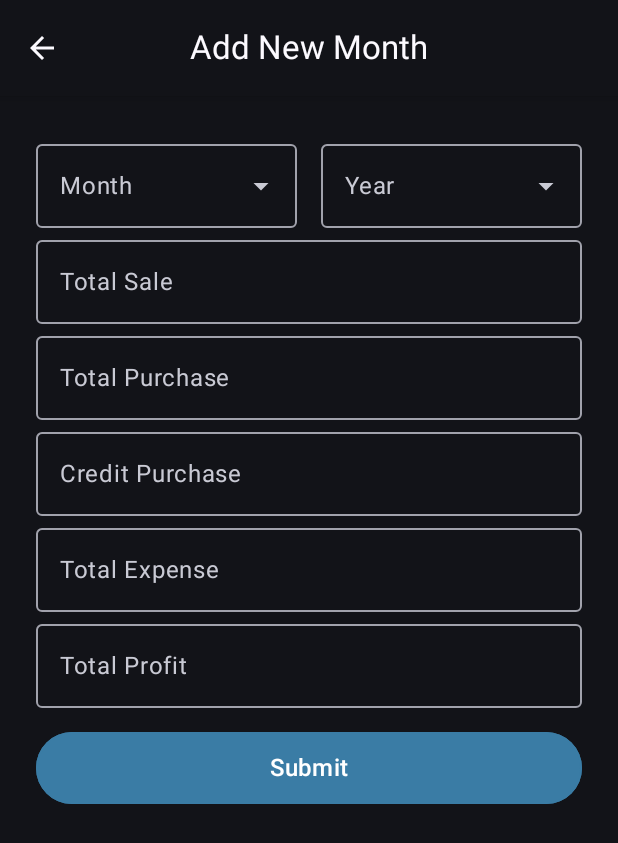
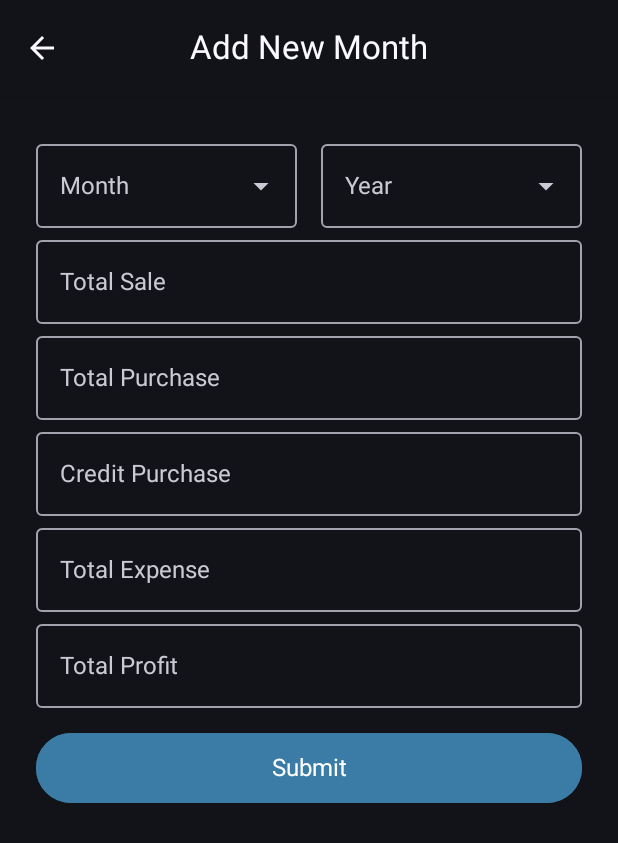
Before and after one commit to MirzaAhmedBaig/ProtProfile, an Android app built with Jetpack Compose: the @Preview function AddEntryScreenPreview, on a phone screen of 412 x 824 dp. Shown: the top 843 px of the screen. Run offline under Robolectric (Android 15) with nearby library versions, the phone set to English and light mode, and no system bars; our stand-ins replace Firebase (no records; nobody signed in at launch, a user with empty details on screens opened directly), Timber, constraintlayout-compose.

Commit message:
bug fixes

```diff
--- a/app/build.gradle.kts
+++ b/app/build.gradle.kts
@@ -39,8 +39,8 @@ android {
         applicationId = "com.mab.protprofile"
         minSdk = libs.versions.minSdk.get().toInt()
         targetSdk = libs.versions.targetSdk.get().toInt()
-        versionCode = 2
-        versionName = "1.0"
+        versionCode = 4
+        versionName = "1.2"
 
         testInstrumentationRunner = "androidx.test.runner.AndroidJUnitRunner"
 
--- a/app/src/main/java/com/mab/protprofile/ui/components/PaymentItem.kt
+++ b/app/src/main/java/com/mab/protprofile/ui/components/PaymentItem.kt
@@ -23,7 +23,7 @@ import com.mab.protprofile.ui.theme.BadColor
 import com.mab.protprofile.ui.utils.monthName
 
 @Composable
-fun PaymentItem(payment: Payment, enablePaidTo: Boolean) {
+fun PaymentItem(payment: Payment, enablePaidTo: Boolean = true) {
     Card(
         modifier =
             Modifier
--- a/app/src/main/java/com/mab/protprofile/ui/screens/pay/PayViewModel.kt
+++ b/app/src/main/java/com/mab/protprofile/ui/screens/pay/PayViewModel.kt
@@ -51,7 +51,7 @@ class PayViewModel
             launchCatching(showErrorSnackbar) {
                 val paymentData =
                     payment.copy(
-                        id = "${payment.paymentMonth}:${payment.paymentYear}:${currentUser.name}",
+                        id = "${payment.paymentMonth}:${payment.paymentYear}:${payment.paidTo}",
                         date = getCurrentDateTimeString(),
                         addedBy = currentUser.name,
                     )
--- a/app/src/main/java/com/mab/protprofile/ui/screens/payments/PaymentsScreen.kt
+++ b/app/src/main/java/com/mab/protprofile/ui/screens/payments/PaymentsScreen.kt
@@ -230,7 +230,7 @@ fun PaymentsScreenContent(
 
                 allPayments.value.forEach { payment ->
                     Row(modifier = Modifier.fillMaxWidth()) {
-                        PaymentItem(payment, paymentInfo.childPartnerProfitReceived != null)
+                        PaymentItem(payment)
                     }
                 }
             }
--- a/app/src/main/java/com/mab/protprofile/ui/screens/payments/PaymentsViewModel.kt
+++ b/app/src/main/java/com/mab/protprofile/ui/screens/payments/PaymentsViewModel.kt
@@ -53,10 +53,14 @@ class PaymentsViewModel
                 }
 
             val allPayments =
+                if (currentUser.parent == true) {
+                    payments
+                } else {
                     if (currentUser.role == UserRole.USER) {
                         myPayments
                     } else {
-                        payments
+                        payments.filter { it.paidTo != childUser.name }
+                    }
                 }
 
             val childPartnerProfitReceived =
--- /dev/null
+++ b/app/src/main/java/com/mab/protprofile/ui/theme/NonScaledTypography.kt
@@ -0,0 +1,31 @@
+package com.mab.protprofile.ui.theme
+
+import androidx.compose.material3.Typography
+import androidx.compose.runtime.Composable
+import androidx.compose.ui.platform.LocalDensity
+import androidx.compose.ui.text.TextStyle
+import androidx.compose.ui.unit.sp
+
+@Composable
+fun NonScaledTypography(): Typography {
+    val fontScale = LocalDensity.current.fontScale
+    fun fixed(size: Float) = (size / fontScale).sp
+
+    return Typography(
+        displayLarge = TextStyle(fontSize = fixed(57f)),
+        displayMedium = TextStyle(fontSize = fixed(45f)),
+        displaySmall = TextStyle(fontSize = fixed(36f)),
+        headlineLarge = TextStyle(fontSize = fixed(32f)),
+        headlineMedium = TextStyle(fontSize = fixed(28f)),
+        headlineSmall = TextStyle(fontSize = fixed(24f)),
+        titleLarge = TextStyle(fontSize = fixed(22f)),
+        titleMedium = TextStyle(fontSize = fixed(16f)),
+        titleSmall = TextStyle(fontSize = fixed(14f)),
+        bodyLarge = TextStyle(fontSize = fixed(16f)),
+        bodyMedium = TextStyle(fontSize = fixed(14f)),
+        bodySmall = TextStyle(fontSize = fixed(12f)),
+        labelLarge = TextStyle(fontSize = fixed(14f)),
+        labelMedium = TextStyle(fontSize = fixed(12f)),
+        labelSmall = TextStyle(fontSize = fixed(11f)),
+    )
+}
--- a/app/src/main/java/com/mab/protprofile/ui/theme/Theme.kt
+++ b/app/src/main/java/com/mab/protprofile/ui/theme/Theme.kt
@@ -53,7 +53,7 @@ fun ProtProfileTheme(
 
     MaterialTheme(
         colorScheme = colorScheme,
-        typography = Typography,
+        typography = NonScaledTypography(),
         content = content,
     )
 }
```
Also changed, not shown: app/src/main/java/com/mab/protprofile/ui/components/SingleExpenseItem.kt (+2 -9 lines), app/src/main/java/com/mab/protprofile/ui/components/graphs/NetProfitCard.kt (deleted, +0 -34 lines), app/src/main/java/com/mab/protprofile/ui/screens/addExpense/AddViewExpense.kt (+19 -15 lines), app/src/main/java/com/mab/protprofile/ui/screens/home/HomeScreen.kt (+33 -4 lines). Lines whose indentation alone changed are shown as unchanged.
